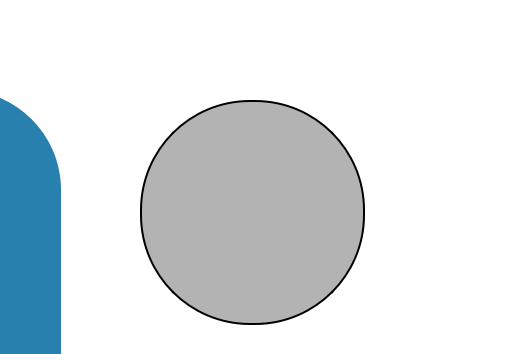
Above: DokanOnlineMarket/SellerInfoView.ui from Hossam-H22/Dokan_OnlineMarket before the change; both pictures show x 0 to 516 and y 0 to 354 of the 1270 by 800 pixel window. Below: the same form after it.
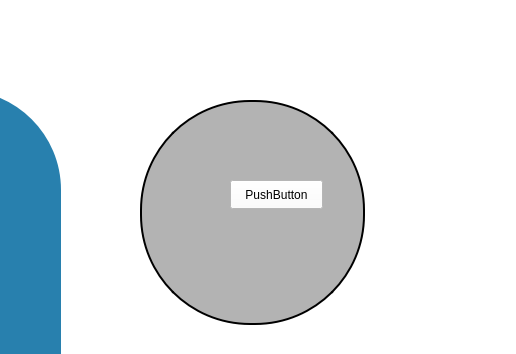
That is the form after the change.

What changed in the file:
```diff
--- a/DokanOnlineMarket/SellerInfoView.ui
+++ b/DokanOnlineMarket/SellerInfoView.ui
@@ -101,6 +101,19 @@
      <set>Qt::AlignCenter</set>
     </property>
    </widget>
+   <widget class="QPushButton" name="pushButton">
+    <property name="geometry">
+     <rect>
+      <x>230</x>
+      <y>180</y>
+      <width>93</width>
+      <height>29</height>
+     </rect>
+    </property>
+    <property name="text">
+     <string>PushButton</string>
+    </property>
+   </widget>
   </widget>
  </widget>
  <resources/>
```
Left out of the diff: 19 changed lines with no effect on the pictures.
